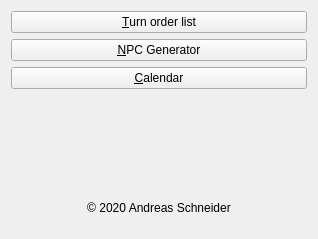
First picture: the form in UI/MainWidget.ui, repository andreassch/RPGAssistant, before the edit.
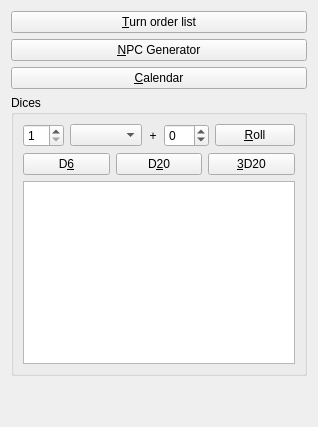
Second picture: the form after the edit. Icons and pictures are not drawn.

Commit message: Added a dice tool in the main widget.

What changed in the file:
```diff
--- a/UI/MainWidget.ui
+++ b/UI/MainWidget.ui
@@ -7,7 +7,7 @@
     <x>0</x>
     <y>0</y>
     <width>318</width>
-    <height>239</height>
+    <height>427</height>
    </rect>
   </property>
   <property name="windowTitle">
@@ -39,6 +39,91 @@
      </property>
     </widget>
    </item>
+   <item>
+    <widget class="QGroupBox" name="groupDices">
+     <property name="sizePolicy">
+      <sizepolicy hsizetype="Expanding" vsizetype="Expanding">
+       <horstretch>0</horstretch>
+       <verstretch>0</verstretch>
+      </sizepolicy>
+     </property>
+     <property name="title">
+      <string>Dices</string>
+     </property>
+     <layout class="QVBoxLayout" name="verticalLayout_2">
+      <item>
+       <layout class="QHBoxLayout" name="horizontalLayout">
+        <item>
+         <widget class="QSpinBox" name="spinDiceNumber">
+          <property name="minimum">
+           <number>1</number>
+          </property>
+         </widget>
+        </item>
+        <item>
+         <widget class="QComboBox" name="comboDice">
+          <property name="currentIndex">
+           <number>-1</number>
+          </property>
+         </widget>
+        </item>
+        <item>
+         <widget class="QLabel" name="labelPlus">
+          <property name="text">
+           <string>+</string>
+          </property>
+          <property name="alignment">
+           <set>Qt::AlignCenter</set>
+          </property>
+         </widget>
+        </item>
+        <item>
+         <widget class="QSpinBox" name="spinConstant">
+          <property name="minimum">
+           <number>-99</number>
+          </property>
+         </widget>
+        </item>
+        <item>
+         <widget class="QPushButton" name="buttonRoll">
+          <property name="text">
+           <string>&amp;Roll</string>
+          </property>
+         </widget>
+        </item>
+       </layout>
+      </item>
+      <item>
+       <layout class="QHBoxLayout" name="horizontalLayout_2">
+        <item>
+         <widget class="QPushButton" name="buttonD6">
+          <property name="text">
+           <string>D&amp;6</string>
+          </property>
+         </widget>
+        </item>
+        <item>
+         <widget class="QPushButton" name="buttonD20">
+          <property name="text">
+           <string>D&amp;20</string>
+          </property>
+         </widget>
+        </item>
+        <item>
+         <widget class="QPushButton" name="button3D20">
+          <property name="text">
+           <string>&amp;3D20</string>
+          </property>
+         </widget>
+        </item>
+       </layout>
+      </item>
+      <item>
+       <widget class="QTextEdit" name="textDiceResult"/>
+      </item>
+     </layout>
+    </widget>
+   </item>
    <item>
     <widget class="QLabel" name="labelTdeLogo">
      <property name="text">
@@ -65,16 +150,6 @@
      </property>
     </widget>
    </item>
-   <item>
-    <widget class="QLabel" name="label">
-     <property name="text">
-      <string notr="true">© 2020 Andreas Schneider</string>
-     </property>
-     <property name="alignment">
-      <set>Qt::AlignCenter</set>
-     </property>
-    </widget>
-   </item>
   </layout>
  </widget>
  <resources>
```
The commit also changes 7 other files.
